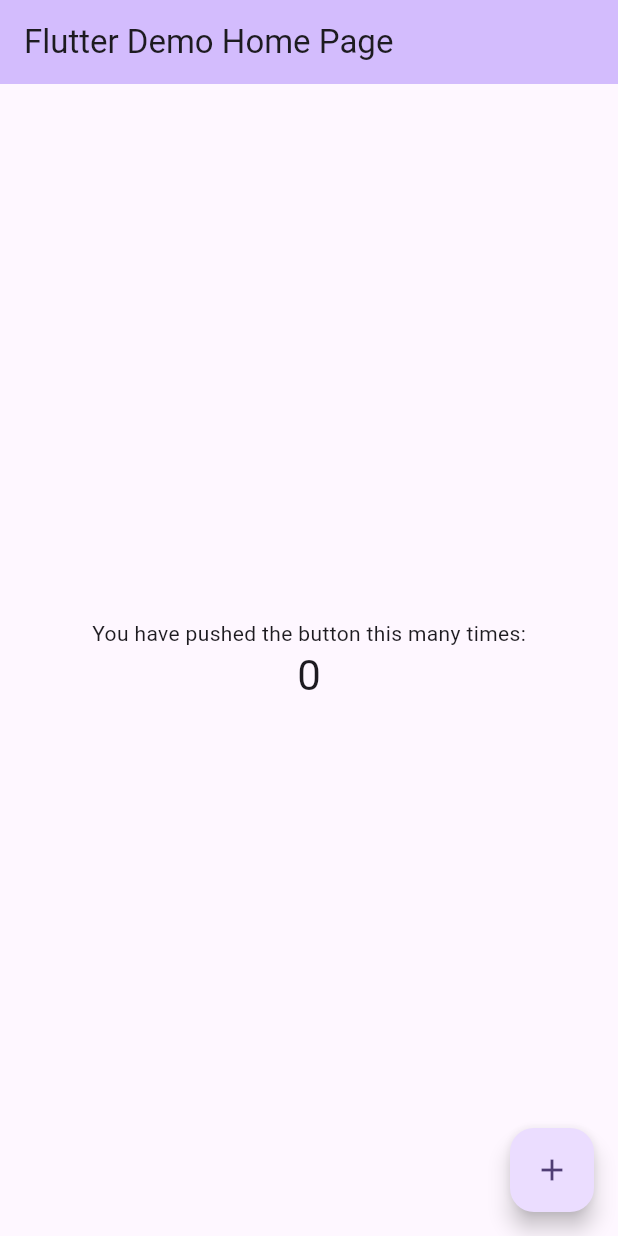
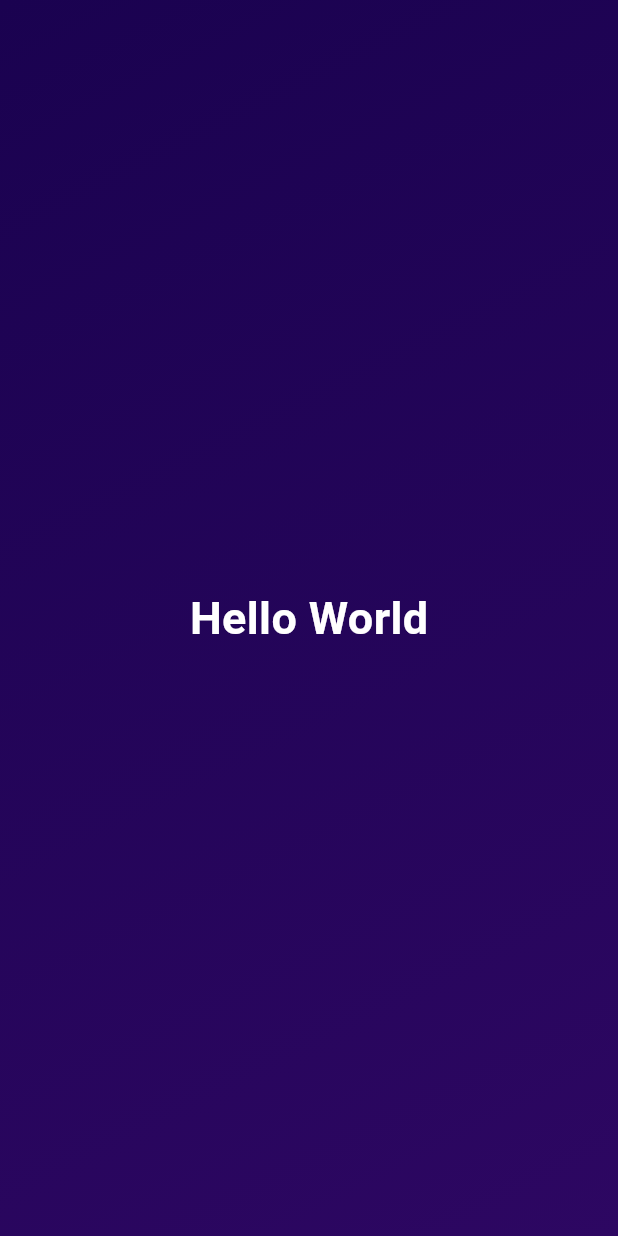
Before and after one commit to Ghazanfar-Sayed/Dice_APP, a Flutter app: the screen it shows after launch, on a phone screen of 412 x 824 dp. Run offline on Flutter 3.47's test engine with Material 3 defaults, Android fonts, the phone set to English and light mode, and no system bars.

Commit message:
background color and styled text implemented

```diff
--- /dev/null
+++ b/lib/gradient_container.dart
@@ -0,0 +1,29 @@
+import 'package:dice_app/styled_text.dart';
+import 'package:flutter/material.dart';
+
+class GradientContainer extends StatelessWidget {
+  const GradientContainer({
+    super.key,
+  });
+
+  @override
+  Widget build(BuildContext context) {
+    return Container(
+      decoration: const BoxDecoration(
+        gradient: LinearGradient(
+          colors: [
+            Color.fromARGB(255, 26, 2, 80),
+            Color.fromARGB(255, 45, 7, 98)
+          ],
+          begin: Alignment.topLeft,
+          end: Alignment.bottomRight,
+        ),
+      ),
+      child: Center(
+        child: const StyledText(
+          text: "Hello World",
+        ),
+      ),
+    );
+  }
+}
--- a/lib/main.dart
+++ b/lib/main.dart
@@ -1,4 +1,5 @@
 import 'package:flutter/material.dart';
+import 'package:dice_app/gradient_container.dart';
 
 void main() {
   runApp(const MyApp());
@@ -11,7 +12,7 @@ class MyApp extends StatelessWidget {
   @override
   Widget build(BuildContext context) {
     return MaterialApp(
-      title: 'Flutter Demo',
+      title: 'Dice Application',
       theme: ThemeData(
         // This is the theme of your application.
         //
@@ -31,95 +32,9 @@ class MyApp extends StatelessWidget {
         colorScheme: ColorScheme.fromSeed(seedColor: Colors.deepPurple),
         useMaterial3: true,
       ),
-      home: const MyHomePage(title: 'Flutter Demo Home Page'),
+      home: Scaffold(
+        body: GradientContainer(),
+      ),
     );
   }
 }
-
-class MyHomePage extends StatefulWidget {
-  const MyHomePage({super.key, required this.title});
-
-  // This widget is the home page of your application. It is stateful, meaning
-  // that it has a State object (defined below) that contains fields that affect
-  // how it looks.
-
-  // This class is the configuration for the state. It holds the values (in this
-  // case the title) provided by the parent (in this case the App widget) and
-  // used by the build method of the State. Fields in a Widget subclass are
-  // always marked "final".
-
-  final String title;
-
-  @override
-  State<MyHomePage> createState() => _MyHomePageState();
-}
-
-class _MyHomePageState extends State<MyHomePage> {
-  int _counter = 0;
-
-  void _incrementCounter() {
-    setState(() {
-      // This call to setState tells the Flutter framework that something has
-      // changed in this State, which causes it to rerun the build method below
-      // so that the display can reflect the updated values. If we changed
-      // _counter without calling setState(), then the build method would not be
-      // called again, and so nothing would appear to happen.
-      _counter++;
-    });
-  }
-
-  @override
-  Widget build(BuildContext context) {
-    // This method is rerun every time setState is called, for instance as done
-    // by the _incrementCounter method above.
-    //
-    // The Flutter framework has been optimized to make rerunning build methods
-    // fast, so that you can just rebuild anything that needs updating rather
-    // than having to individually change instances of widgets.
-    return Scaffold(
-      appBar: AppBar(
-        // TRY THIS: Try changing the color here to a specific color (to
-        // Colors.amber, perhaps?) and trigger a hot reload to see the AppBar
-        // change color while the other colors stay the same.
-        backgroundColor: Theme.of(context).colorScheme.inversePrimary,
-        // Here we take the value from the MyHomePage object that was created by
-        // the App.build method, and use it to set our appbar title.
-        title: Text(widget.title),
-      ),
-      body: Center(
-        // Center is a layout widget. It takes a single child and positions it
-        // in the middle of the parent.
-        child: Column(
-          // Column is also a layout widget. It takes a list of children and
-          // arranges them vertically. By default, it sizes itself to fit its
-          // children horizontally, and tries to be as tall as its parent.
-          //
-          // Column has various properties to control how it sizes itself and
-          // how it positions its children. Here we use mainAxisAlignment to
-          // center the children vertically; the main axis here is the vertical
-          // axis because Columns are vertical (the cross axis would be
-          // horizontal).
-          //
-          // TRY THIS: Invoke "debug painting" (choose the "Toggle Debug Paint"
-          // action in the IDE, or press "p" in the console), to see the
-          // wireframe for each widget.
-          mainAxisAlignment: MainAxisAlignment.center,
-          children: <Widget>[
-            const Text(
-              'You have pushed the button this many times:',
-            ),
-            Text(
-              '$_counter',
-              style: Theme.of(context).textTheme.headlineMedium,
-            ),
-          ],
-        ),
-      ),
-      floatingActionButton: FloatingActionButton(
-        onPressed: _incrementCounter,
-        tooltip: 'Increment',
-        child: const Icon(Icons.add),
-      ), // This trailing comma makes auto-formatting nicer for build methods.
-    );
-  }
-}
--- /dev/null
+++ b/lib/styled_text.dart
@@ -0,0 +1,19 @@
+import 'package:flutter/material.dart';
+
+class StyledText extends StatelessWidget {
+  final String text;
+
+  const StyledText({super.key, String this.text = 'Not Set'});
+
+  @override
+  Widget build(context) {
+    return Text(
+      text,
+      style: TextStyle(
+        fontSize: 30,
+        color: Colors.white,
+        fontWeight: FontWeight.bold,
+      ),
+    );
+  }
+}
```
